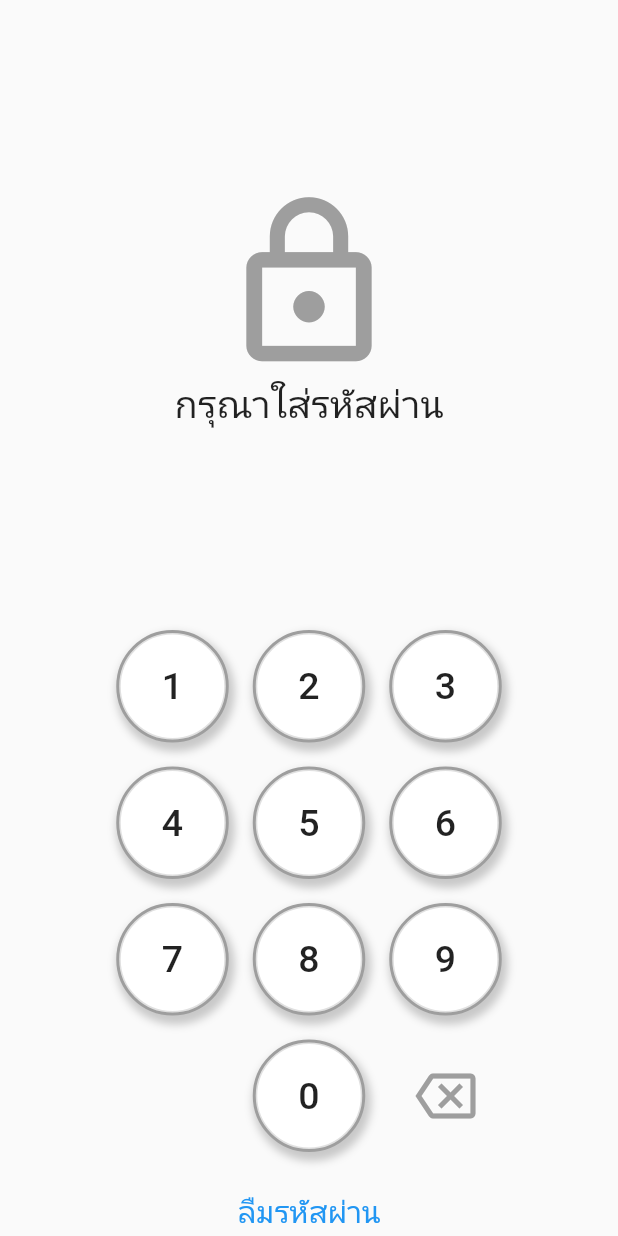
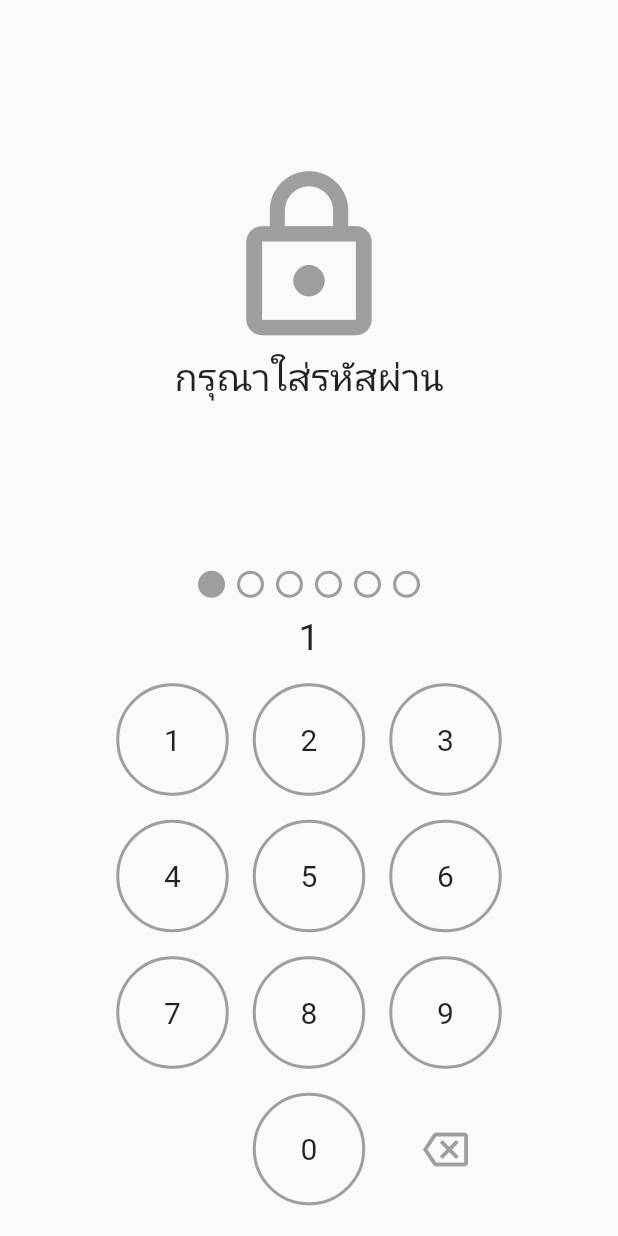
Before and after one commit to Navaphat/assignment_9, a Flutter app: the screen it shows after launch, after a tap on an icon or button, on a phone screen of 412 x 824 dp. Run offline on Flutter 3.47's test engine with Material 2 defaults, Android fonts, the light colour scheme and no system bars.

Commit message:
Initial Commit

```diff
--- /dev/null
+++ b/lib/login_page.dart
@@ -0,0 +1,173 @@
+import 'package:flutter/material.dart';
+
+class loginPage extends StatefulWidget {
+
+  loginPage({Key? key}) : super(key: key);
+
+  @override
+  State<loginPage> createState() => _loginPageState();
+}
+
+class _loginPageState extends State<loginPage> {
+  final TextEditingController controller = TextEditingController();
+
+  String _input = '';
+
+  Widget build(BuildContext context) {
+    return Scaffold(
+      body: Column(
+        //mainAxisAlignment: MainAxisAlignment.spaceBetween,
+        children: [
+          Expanded(
+            child: Container(
+              //color: Colors.red,
+              child: Column(
+                mainAxisAlignment: MainAxisAlignment.center,
+                children: [
+                  Row(
+                    mainAxisAlignment: MainAxisAlignment.center,
+                    children: [
+                      Icon(
+                        Icons.lock_outline,
+                        size: 125.0,
+                        color: Colors.grey,
+                      ),
+                    ],
+                  ),
+                  Text('กรุณาใส่รหัสผ่าน', style: TextStyle(fontSize: 25.0),),
+                ],
+              ),
+            ),
+          ),
+
+          Row(
+            mainAxisAlignment: MainAxisAlignment.center,
+            children: [
+              for(var i = 0; i < 6; i++) buildPassCode(i: i),
+            ],
+          ),
+
+          Padding(
+            padding: const EdgeInsets.all(8.0),
+            child: Text('$_input', style: TextStyle(fontSize: 25.0),),
+          ),
+
+          Expanded(
+            child: Container(
+              //color: Colors.blue,
+              child: Column(
+                mainAxisAlignment: MainAxisAlignment.center,
+                children: [
+                  Row(
+                    mainAxisAlignment: MainAxisAlignment.center,
+                    children: [
+                      for(var i = 1; i <= 3; i++) buildButton(num: i),
+                    ],
+                  ),
+
+                  Row(
+                    mainAxisAlignment: MainAxisAlignment.center,
+                    children: [
+                      for(var i = 4; i <= 6; i++) buildButton(num: i),
+                    ],
+                  ),
+
+                  Row(
+                    mainAxisAlignment: MainAxisAlignment.center,
+                    children: [
+                      for(var i = 7; i <= 9; i++) buildButton(num: i),
+                    ],
+                  ),
+
+                  Row(
+                    mainAxisAlignment: MainAxisAlignment.center,
+                    children: [
+                      Padding(
+                        padding: const EdgeInsets.all(8.0),
+                        child: Container(height: 75.0, width: 75.0,),
+                      ),
+                      buildButton(num: 0),
+                      buildButton(num: -1),
+                    ],
+                  ),
+
+                  Row(
+                    mainAxisAlignment: MainAxisAlignment.center,
+                    children: [
+                      Padding(
+                        padding: const EdgeInsets.only(top: 8.0),
+                        child: TextButton(
+                          onPressed: () {},
+                          child: Text('ลืมรหัสผ่าน', style: TextStyle(fontSize: 20.0, color: Colors.blue),),
+                        ),
+                      ),
+                    ],
+                  )
+                ],
+              ),
+            ),
+          )
+        ],
+      ),
+    );
+  }
+
+  Widget buildButton({int? num}) {
+
+    Widget? child;
+    BoxDecoration? boxDecoration;
+
+    if(num == -1) {
+      child = Icon(Icons.backspace_outlined, size: 30.0, color: Colors.grey,);
+    }
+    else {
+      child = Text('${num}', style: TextStyle(fontSize: 20.0,),);
+      boxDecoration = BoxDecoration(
+        shape: BoxShape.circle,
+        border: Border.all(color: Colors.grey, width: 2.0),
+      );
+    }
+
+    return Padding(
+      padding: const EdgeInsets.all(8.0),
+      child: InkWell(
+        onTap: () {
+          setState(() {
+            if(num != -1 && (_input.length != 6))  _input += '$num';
+            else if(num == -1) _input = _input.substring(0, _input.length-1);
+          });
+        },
+        borderRadius: BorderRadius.circular(37.5),
+        child: Container(
+          width: 75.0,
+          height: 75.0,
+          decoration: boxDecoration,
+          alignment: Alignment.center,
+          child: child,
+        ),
+      ),
+    );
+  }
+
+  Widget buildPassCode({int? i}) {
+    BoxDecoration? blankPass = BoxDecoration(
+      shape: BoxShape.circle,
+      border: Border.all(color: Colors.grey, width: 2.0),
+    );
+
+    BoxDecoration? fillPass = BoxDecoration(
+      shape: BoxShape.circle,
+      color: Colors.grey,
+      border: Border.all(color: Colors.grey, width: 2.0),
+    );
+
+    return Padding(
+      padding: const EdgeInsets.all(4.0),
+      child: Container(
+        width: 18.0,
+        height: 18.0,
+        decoration: (i! < _input.length)? fillPass : blankPass,
+      ),
+    );
+  }
+}
--- a/lib/main.dart
+++ b/lib/main.dart
@@ -1,3 +1,4 @@
+import 'package:assignment_final/login_page.dart';
 import 'package:flutter/material.dart';
 
 void main() {
@@ -14,157 +15,7 @@ class MyApp extends StatelessWidget {
       theme: ThemeData(
         primarySwatch: Colors.grey,
       ),
-      home: HomePage(),
+      home: loginPage(),
     );
   }
 }
-
-class HomePage extends StatelessWidget {
-
-  HomePage({Key? key}) : super(key: key);
-
-  Widget build(BuildContext context) {
-    return Scaffold(
-      body: Column(
-        mainAxisAlignment: MainAxisAlignment.spaceBetween,
-        children: [
-          Expanded(
-            child: Container(
-              //color: Colors.red,
-              child: Column(
-                mainAxisAlignment: MainAxisAlignment.center,
-                children: [
-                  Row(
-                    mainAxisAlignment: MainAxisAlignment.center,
-                    children: [
-                      Icon(
-                        Icons.lock_outline,
-                        size: 125.0,
-                        color: Colors.grey,
-                      ),
-                    ],
-                  ),
-                  Text('กรุณาใส่รหัสผ่าน', style: TextStyle(fontSize: 25.0),),
-                ],
-              ),
-            ),
-          ),
-
-          Expanded(
-            child: Container(
-              //color: Colors.blue,
-              child: Column(
-                mainAxisAlignment: MainAxisAlignment.center,
-                children: [
-                  Row(
-                    mainAxisAlignment: MainAxisAlignment.center,
-                    children: [
-                      for(var i = 1; i <= 3; i++) buildButton4(num: i),
-                    ],
-                  ),
-
-                  Row(
-                    mainAxisAlignment: MainAxisAlignment.center,
-                    children: [
-                      for(var i = 4; i <= 6; i++) buildButton4(num: i),
-                    ],
-                  ),
-
-                  Row(
-                    mainAxisAlignment: MainAxisAlignment.center,
-                    children: [
-                      for(var i = 7; i <= 9; i++) buildButton4(num: i),
-                    ],
-                  ),
-
-                  Row(
-                    mainAxisAlignment: MainAxisAlignment.center,
-                    children: [
-                      Padding(
-                        padding: const EdgeInsets.all(8.0),
-                        child: Container(width: 75.0,height: 75.0,),
-                      ),
-
-                      buildButton4(num: 0),
-
-                      Padding(
-                        padding: const EdgeInsets.all(8.0),
-                        child: Container(
-                          width: 75.0,
-                          height: 75.0,
-                          child: IconButton(
-                            onPressed: () {},
-                            icon: Icon(Icons.backspace_outlined, color: Colors.grey,),
-                            iconSize: 40.0,
-
-                          ),
-                        ),
-                      ),
-                    ],
-                  ),
-
-                  Row(
-                    mainAxisAlignment: MainAxisAlignment.center,
-                    children: [
-                      Padding(
-                        padding: const EdgeInsets.only(top: 8.0),
-                        child: TextButton(
-                            onPressed: () {},
-                            child: Text('ลืมรหัสผ่าน', style: TextStyle(fontSize: 20.0, color: Colors.blue),),
-                        ),
-                      ),
-                    ],
-                  )
-                ],
-              ),
-            ),
-          )
-        ],
-      ),
-    );
-  }
-}
-
-// Widget buildButton({int? num}) {
-//   return Padding(
-//     padding: const EdgeInsets.all(8.0),
-//     child: Container(
-//       width: 75.0,
-//       height: 75.0,
-//       child: OutlineButton(
-//         onPressed: () {},
-//         //shape: ,
-//         child: Text('${num.toString()}', style: TextStyle(fontSize: 25.0),),
-//       ),
-//     ),
-//   );
-// }
-
-Widget buildButton4({int? num}) {
-  return Padding(
-    padding: const EdgeInsets.all(8.0),
-    child: Container(
-      width: 75.0,
-      height: 75.0,
-      child: OutlineButton(
-        onPressed: () {},
-        shape: CircleBorder(),
-        child: Text('${num.toString()}', style: TextStyle(fontSize:25.0),),
-      ),
-      //color: Colors.white, // ห้ามกำหนด color ตรงนี้ ถ้าหากกำหนดใน BoxDecoration แล้ว
-      decoration: BoxDecoration(
-          color: Colors.white,
-          shape: BoxShape.circle,
-          border: Border.all(color: Colors.grey, width: 2.0),
-          boxShadow: [
-            BoxShadow(
-              color: Colors.black.withOpacity(0.2), // สีเงา
-              offset: Offset(2, 4), // ทิศทางของเงาในแนวนอนและแนวตั้ง ตามลำดับ
-              blurRadius: 4.0,
-              spreadRadius: 2.0,
-            )
-          ]
-      ),
-    ),
-  );
-}
```
